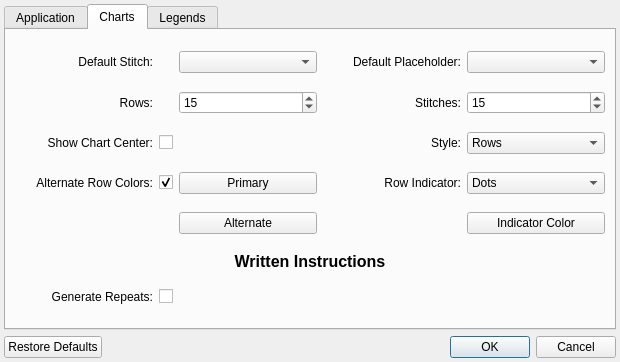
iPenguin/CrochetCharts, file src/settings.ui: the form before one commit.
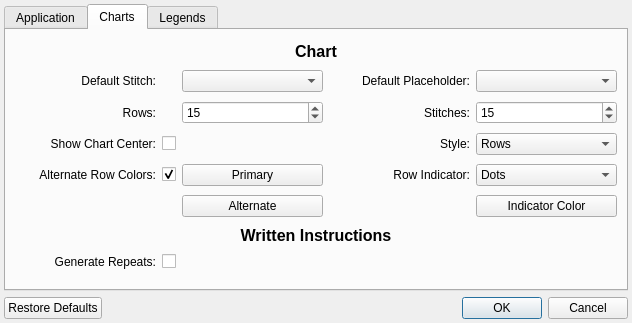
The form after the commit.

Commit message: Added row edit image. added label for charts options.

Diff of the .ui file:
```diff
--- a/src/settings.ui
+++ b/src/settings.ui
@@ -6,8 +6,8 @@
    <rect>
     <x>0</x>
     <y>0</y>
-    <width>620</width>
-    <height>362</height>
+    <width>632</width>
+    <height>323</height>
    </rect>
   </property>
   <property name="windowTitle">
@@ -354,8 +354,8 @@
           <string>&lt;!DOCTYPE HTML PUBLIC &quot;-//W3C//DTD HTML 4.0//EN&quot; &quot;http://www.w3.org/TR/REC-html40/strict.dtd&quot;&gt;
 &lt;html&gt;&lt;head&gt;&lt;meta name=&quot;qrichtext&quot; content=&quot;1&quot; /&gt;&lt;style type=&quot;text/css&quot;&gt;
 p, li { white-space: pre-wrap; }
-&lt;/style&gt;&lt;/head&gt;&lt;body style=&quot; font-family:'Ubuntu'; font-size:10pt; font-weight:400; font-style:normal;&quot;&gt;
-&lt;p align=&quot;center&quot; style=&quot; margin-top:0px; margin-bottom:0px; margin-left:0px; margin-right:0px; -qt-block-indent:0; text-indent:0px;&quot;&gt;&lt;span style=&quot; font-size:12pt; font-weight:600;&quot;&gt;Written Instructions&lt;/span&gt;&lt;/p&gt;&lt;/body&gt;&lt;/html&gt;</string>
+&lt;/style&gt;&lt;/head&gt;&lt;body style=&quot; font-family:'Lucida Grande'; font-size:13pt; font-weight:400; font-style:normal;&quot;&gt;
+&lt;p align=&quot;center&quot; style=&quot; margin-top:0px; margin-bottom:0px; margin-left:0px; margin-right:0px; -qt-block-indent:0; text-indent:0px;&quot;&gt;&lt;span style=&quot; font-family:'Ubuntu'; font-size:12pt; font-weight:600;&quot;&gt;Written Instructions&lt;/span&gt;&lt;/p&gt;&lt;/body&gt;&lt;/html&gt;</string>
          </property>
         </widget>
        </item>
@@ -402,6 +402,23 @@
          </property>
         </widget>
        </item>
+       <item row="0" column="0" colspan="5">
+        <widget class="QLabel" name="label_16">
+         <property name="sizePolicy">
+          <sizepolicy hsizetype="Preferred" vsizetype="Fixed">
+           <horstretch>0</horstretch>
+           <verstretch>0</verstretch>
+          </sizepolicy>
+         </property>
+         <property name="text">
+          <string>&lt;!DOCTYPE HTML PUBLIC &quot;-//W3C//DTD HTML 4.0//EN&quot; &quot;http://www.w3.org/TR/REC-html40/strict.dtd&quot;&gt;
+&lt;html&gt;&lt;head&gt;&lt;meta name=&quot;qrichtext&quot; content=&quot;1&quot; /&gt;&lt;style type=&quot;text/css&quot;&gt;
+p, li { white-space: pre-wrap; }
+&lt;/style&gt;&lt;/head&gt;&lt;body style=&quot; font-family:'Lucida Grande'; font-size:13pt; font-weight:400; font-style:normal;&quot;&gt;
+&lt;p align=&quot;center&quot; style=&quot; margin-top:0px; margin-bottom:0px; margin-left:0px; margin-right:0px; -qt-block-indent:0; text-indent:0px;&quot;&gt;&lt;span style=&quot; font-size:12pt; font-weight:600;&quot;&gt;Chart&lt;/span&gt;&lt;/p&gt;&lt;/body&gt;&lt;/html&gt;</string>
+         </property>
+        </widget>
+       </item>
       </layout>
      </widget>
      <widget class="QWidget" name="tab_4">
```
The commit also changes 3 other files.
